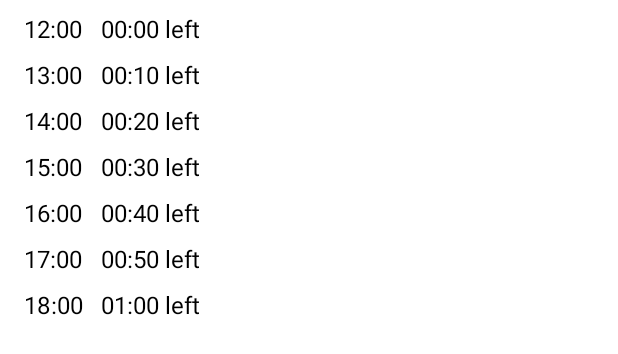
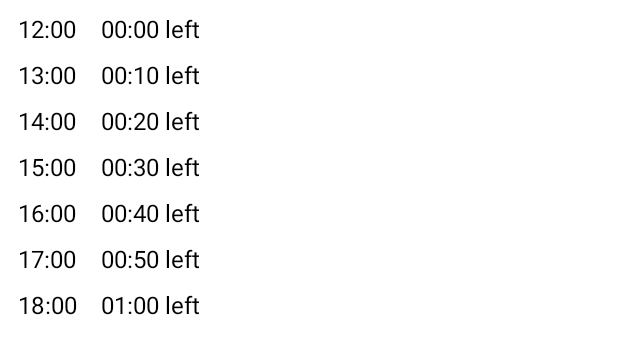
Before and after one commit to lazyyq/HumphreysBus, an Android app: the layout activity_bus_details_column.xml on its own in the app's theme, with its tools: preview values and no code run, on a phone screen of 412 x 824 dp. Shown: the top 354 px of the screen. Run offline under Robolectric (Android 15) with nearby library versions, the phone set to English and light mode, and no system bars.

Commit message:
Adjust spacing

```diff
--- a/app/src/main/res/layout/activity_bus_details_column.xml
+++ b/app/src/main/res/layout/activity_bus_details_column.xml
@@ -6,9 +6,9 @@
     android:background="?selectableItemBackground"
     android:clickable="true"
     android:orientation="horizontal"
-    android:paddingStart="16dp"
+    android:paddingStart="12dp"
     android:paddingTop="8dp"
-    android:paddingEnd="16dp"
+    android:paddingEnd="12dp"
     tools:layout_gravity="center_horizontal">
 
     <TextView
@@ -22,7 +22,7 @@
         tools:text="12:00\n13:00\n14:00\n15:00\n16:00\n17:00\n18:00" />
 
     <View
-        android:layout_width="12dp"
+        android:layout_width="16dp"
         android:layout_height="match_parent"
         tools:layout_weight="1" />
 
```
